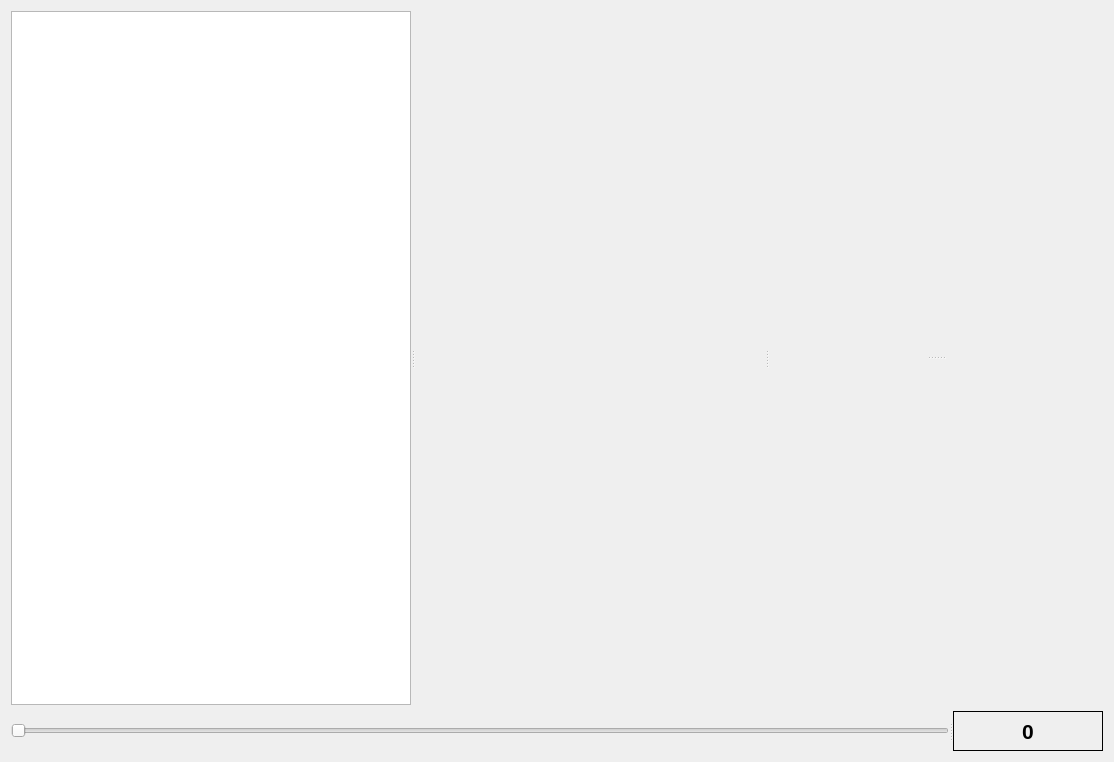
Before: the Qt Designer form trace_ex.ui in peterg1t/simple_seismic_View, drawn with Qt 5.
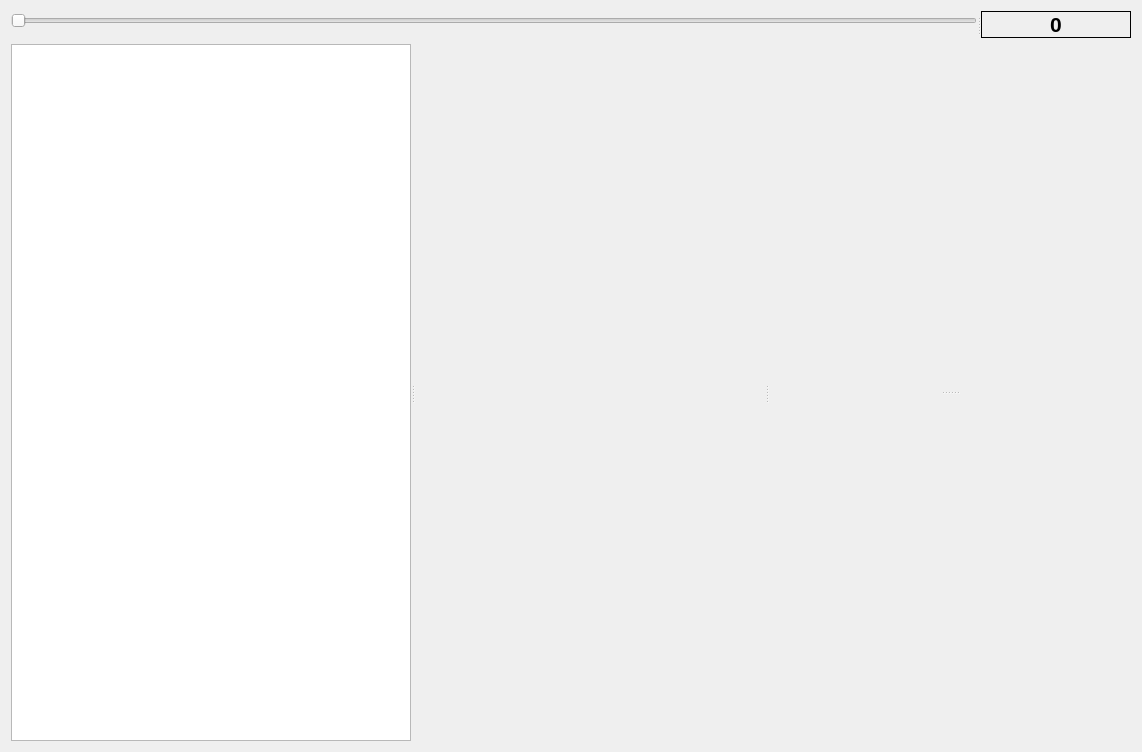
After: the same form once the commit is applied. Custom widgets are drawn as their Qt base class.

Commit message: Changed group tace explorer layout

```diff
--- a/trace_ex.ui
+++ b/trace_ex.ui
@@ -6,19 +6,25 @@
    <rect>
     <x>0</x>
     <y>0</y>
-    <width>1114</width>
-    <height>762</height>
+    <width>1142</width>
+    <height>752</height>
    </rect>
   </property>
   <property name="sizePolicy">
-   <sizepolicy hsizetype="Fixed" vsizetype="Fixed">
+   <sizepolicy hsizetype="Preferred" vsizetype="Preferred">
     <horstretch>0</horstretch>
     <verstretch>0</verstretch>
    </sizepolicy>
   </property>
+  <property name="minimumSize">
+   <size>
+    <width>400</width>
+    <height>400</height>
+   </size>
+  </property>
   <property name="maximumSize">
    <size>
-    <width>2048</width>
+    <width>16777215</width>
     <height>16777215</height>
    </size>
   </property>
@@ -29,95 +35,6 @@
    <bool>true</bool>
   </property>
   <layout class="QVBoxLayout" name="verticalLayout">
-   <item>
-    <widget class="QSplitter" name="splitter_3">
-     <property name="orientation">
-      <enum>Qt::Horizontal</enum>
-     </property>
-     <widget class="QTableWidget" name="tableWidgettr">
-      <property name="enabled">
-       <bool>true</bool>
-      </property>
-      <property name="sizePolicy">
-       <sizepolicy hsizetype="MinimumExpanding" vsizetype="MinimumExpanding">
-        <horstretch>0</horstretch>
-        <verstretch>0</verstretch>
-       </sizepolicy>
-      </property>
-      <property name="minimumSize">
-       <size>
-        <width>100</width>
-        <height>300</height>
-       </size>
-      </property>
-      <property name="maximumSize">
-       <size>
-        <width>400</width>
-        <height>1400</height>
-       </size>
-      </property>
-      <property name="editTriggers">
-       <set>QAbstractItemView::NoEditTriggers</set>
-      </property>
-      <property name="dragDropOverwriteMode">
-       <bool>false</bool>
-      </property>
-     </widget>
-     <widget class="QCustomPlot" name="tracePlot" native="true">
-      <property name="sizePolicy">
-       <sizepolicy hsizetype="Maximum" vsizetype="Maximum">
-        <horstretch>0</horstretch>
-        <verstretch>0</verstretch>
-       </sizepolicy>
-      </property>
-      <property name="minimumSize">
-       <size>
-        <width>200</width>
-        <height>150</height>
-       </size>
-      </property>
-      <property name="maximumSize">
-       <size>
-        <width>350</width>
-        <height>1400</height>
-       </size>
-      </property>
-     </widget>
-     <widget class="QSplitter" name="splitter_2">
-      <property name="orientation">
-       <enum>Qt::Vertical</enum>
-      </property>
-      <widget class="QCustomPlot" name="specPlot" native="true">
-       <property name="minimumSize">
-        <size>
-         <width>200</width>
-         <height>150</height>
-        </size>
-       </property>
-       <property name="maximumSize">
-        <size>
-         <width>1600</width>
-         <height>600</height>
-        </size>
-       </property>
-      </widget>
-      <widget class="QCustomPlot" name="wvPlot" native="true">
-       <property name="minimumSize">
-        <size>
-         <width>200</width>
-         <height>150</height>
-        </size>
-       </property>
-       <property name="maximumSize">
-        <size>
-         <width>1600</width>
-         <height>600</height>
-        </size>
-       </property>
-      </widget>
-     </widget>
-    </widget>
-   </item>
    <item>
     <widget class="QSplitter" name="splitter">
      <property name="orientation">
@@ -127,7 +44,7 @@
       <property name="maximumSize">
        <size>
         <width>16777215</width>
-        <height>40</height>
+        <height>20</height>
        </size>
       </property>
       <property name="orientation">
@@ -166,6 +83,106 @@
      </widget>
     </widget>
    </item>
+   <item>
+    <widget class="QSplitter" name="splitter_4">
+     <property name="orientation">
+      <enum>Qt::Horizontal</enum>
+     </property>
+     <widget class="QTableWidget" name="tableWidgettr">
+      <property name="enabled">
+       <bool>true</bool>
+      </property>
+      <property name="sizePolicy">
+       <sizepolicy hsizetype="MinimumExpanding" vsizetype="MinimumExpanding">
+        <horstretch>0</horstretch>
+        <verstretch>0</verstretch>
+       </sizepolicy>
+      </property>
+      <property name="minimumSize">
+       <size>
+        <width>100</width>
+        <height>300</height>
+       </size>
+      </property>
+      <property name="maximumSize">
+       <size>
+        <width>400</width>
+        <height>1400</height>
+       </size>
+      </property>
+      <property name="editTriggers">
+       <set>QAbstractItemView::NoEditTriggers</set>
+      </property>
+      <property name="dragDropOverwriteMode">
+       <bool>false</bool>
+      </property>
+     </widget>
+     <widget class="QSplitter" name="splitter_3">
+      <property name="orientation">
+       <enum>Qt::Vertical</enum>
+      </property>
+      <widget class="QCustomPlot" name="tracePlot" native="true">
+       <property name="sizePolicy">
+        <sizepolicy hsizetype="Maximum" vsizetype="Maximum">
+         <horstretch>0</horstretch>
+         <verstretch>0</verstretch>
+        </sizepolicy>
+       </property>
+       <property name="minimumSize">
+        <size>
+         <width>200</width>
+         <height>150</height>
+        </size>
+       </property>
+       <property name="maximumSize">
+        <size>
+         <width>350</width>
+         <height>1400</height>
+        </size>
+       </property>
+       <property name="cursor">
+        <cursorShape>SizeVerCursor</cursorShape>
+       </property>
+      </widget>
+     </widget>
+     <widget class="QSplitter" name="splitter_2">
+      <property name="orientation">
+       <enum>Qt::Vertical</enum>
+      </property>
+      <widget class="QCustomPlot" name="specPlot" native="true">
+       <property name="minimumSize">
+        <size>
+         <width>200</width>
+         <height>150</height>
+        </size>
+       </property>
+       <property name="maximumSize">
+        <size>
+         <width>1600</width>
+         <height>600</height>
+        </size>
+       </property>
+       <property name="cursor">
+        <cursorShape>SizeHorCursor</cursorShape>
+       </property>
+      </widget>
+      <widget class="QCustomPlot" name="wvPlot" native="true">
+       <property name="minimumSize">
+        <size>
+         <width>200</width>
+         <height>150</height>
+        </size>
+       </property>
+       <property name="maximumSize">
+        <size>
+         <width>1600</width>
+         <height>600</height>
+        </size>
+       </property>
+      </widget>
+     </widget>
+    </widget>
+   </item>
   </layout>
  </widget>
  <customwidgets>
```
Left out of the diff: 2 changed lines with no effect on the pictures.
